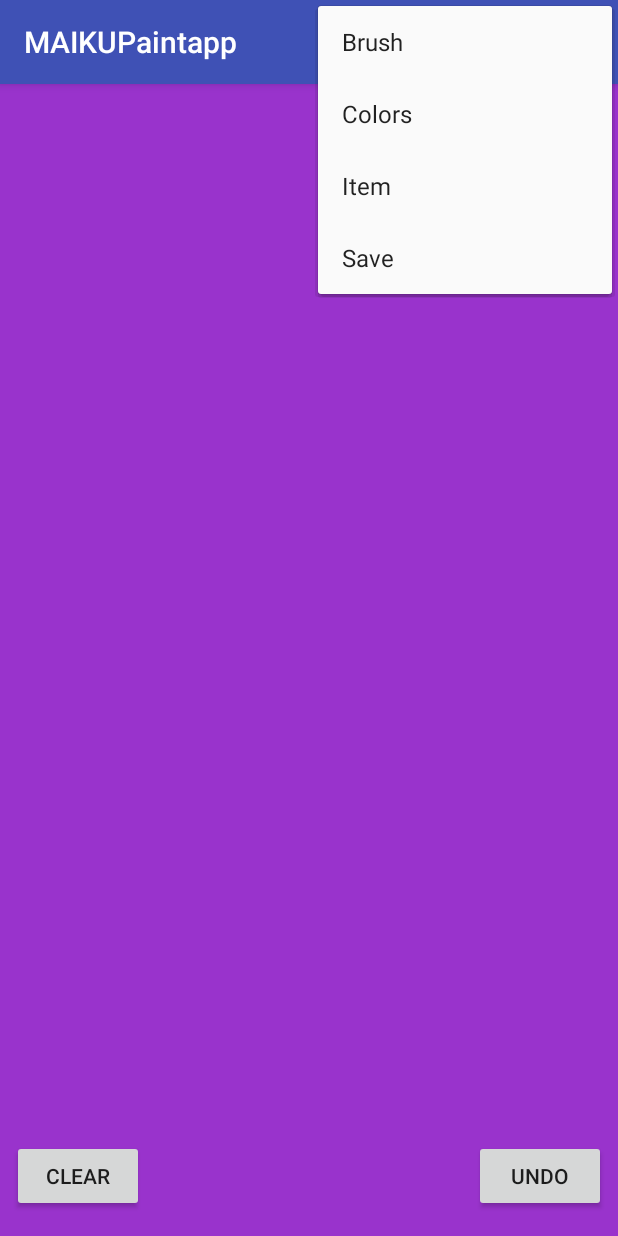
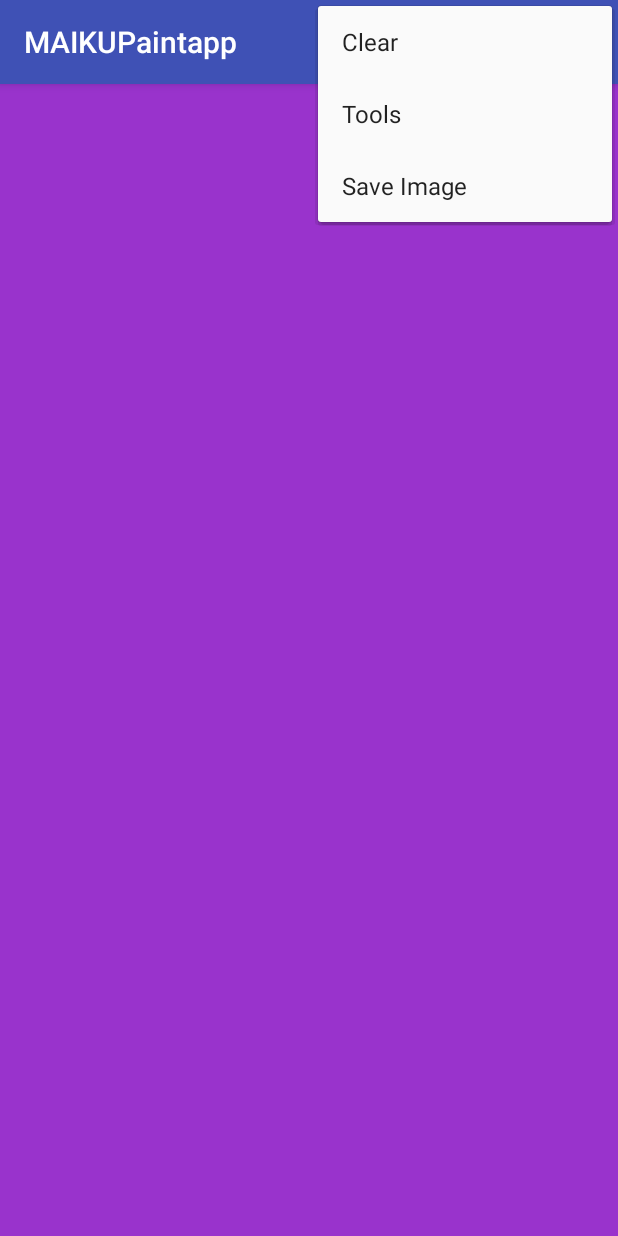
Before and after one commit to ZFlem96/MAIKU-Paint, an Android app: the screen it shows after launch (MainActivity), with the options menu open, on a phone screen of 412 x 824 dp. Run offline under Robolectric (Android 15) with nearby library versions, the phone set to English and light mode, and no system bars.

Commit message:
Moved button functionality to options menu

```diff
--- a/MAIKUPaintapp/app/src/main/java/maiku/maikupaintapp/CanvasView.java
+++ b/MAIKUPaintapp/app/src/main/java/maiku/maikupaintapp/CanvasView.java
@@ -154,7 +154,9 @@ public class CanvasView extends View {
 
 	public void undoDraw(){
 		drawingPath.reset();
-		lines.remove(lines.size() - 1);
+        if(lines.size() != 0){
+            lines.remove(lines.size() - 1);
+        }
 		invalidate();
 	}
 
--- a/MAIKUPaintapp/app/src/main/java/maiku/maikupaintapp/MainActivity.java
+++ b/MAIKUPaintapp/app/src/main/java/maiku/maikupaintapp/MainActivity.java
@@ -50,11 +50,11 @@ public class MainActivity extends AppCompatActivity {
         return true;
     }
 
-    public void clearButtonClick(View view){
-        customCanvas.clearCanvas();
-    }
+//    public void clearButtonClick(View view){
+//        customCanvas.clearCanvas();
+//    }
 
-    public void undoButtonClick(View view) { customCanvas.undoDraw(); }
+//    public void undoButtonClick(View view) { customCanvas.undoDraw(); }
     public void randomColorSwitch(View v){
         customCanvas.colorSwitch(cSwitch);
         cSwitch++;
@@ -63,10 +63,21 @@ public class MainActivity extends AppCompatActivity {
     @Override
     public boolean onOptionsItemSelected(MenuItem item) {
         switch(item.getItemId()){
+            case R.id.clearOption:
+                customCanvas.clearCanvas();
+                return true;
+            case R.id.undoOption:
+                customCanvas.undoDraw();
+                return true;
+            case R.id.toolsOption:
+                //Toggle tools visibility
+                return true;
             case R.id.save:
                 boolean saveSuccessful = customCanvas.saveImage();
-                String success = saveSuccessful ? "Image Saved!" : "Image Save Failed!";
-                Toast.makeText(this, success, Toast.LENGTH_SHORT).show();
+                //String success = saveSuccessful ? "Image Saved!" : "Image Save Failed!";
+                String tsdw = "If saving worked properly, the image would be saved, but it doesn't, so it didn't.";
+                //Toast.makeText(this, success, Toast.LENGTH_SHORT).show();
+                Toast.makeText(this, tsdw, Toast.LENGTH_SHORT).show();
                 return true;
             default:
                 return true;
--- a/MAIKUPaintapp/app/src/main/res/layout/activity_main.xml
+++ b/MAIKUPaintapp/app/src/main/res/layout/activity_main.xml
@@ -13,33 +13,4 @@
         tools:layout_editor_absoluteX="8dp"
         tools:layout_editor_absoluteY="8dp" />
 
-    <Button
-        android:id="@+id/clearButton"
-        android:layout_width="wrap_content"
-        android:layout_height="wrap_content"
-        android:layout_gravity="bottom|left"
-        android:layout_marginBottom="16dp"
-        android:layout_marginEnd="8dp"
-        android:layout_marginLeft="8dp"
-        android:layout_marginRight="8dp"
-        android:layout_marginStart="8dp"
-        android:onClick="clearButtonClick"
-        android:text="Clear"
-        app:layout_constraintBottom_toBottomOf="parent"
-        app:layout_constraintLeft_toLeftOf="parent"
-        app:layout_constraintRight_toRightOf="parent"/>
-
-    <Button
-        android:id="@+id/undoButton"
-        android:layout_width="wrap_content"
-        android:layout_height="wrap_content"
-        android:layout_gravity="bottom|right"
-        android:layout_marginBottom="16dp"
-        android:layout_marginEnd="8dp"
-        android:layout_marginLeft="8dp"
-        android:layout_marginRight="8dp"
-        android:layout_marginStart="8dp"
-        android:onClick="undoButtonClick"
-        android:text="Undo"/>
-
 </FrameLayout>
--- a/MAIKUPaintapp/app/src/main/res/menu/menu.xml
+++ b/MAIKUPaintapp/app/src/main/res/menu/menu.xml
@@ -2,14 +2,16 @@
 <menu xmlns:app="http://schemas.android.com/apk/res-auto"
     xmlns:android="http://schemas.android.com/apk/res/android">
 
-    <item android:title="Brush" />
-    <item
-        android:id="@+id/colorButton"
-        android:title="Colors" />
-    <item android:title="Item" />
+    <item android:id="@+id/clearOption"
+          android:title="Clear" />
+    <item android:id="@+id/undoOption"
+          android:title="Undo"
+          app:showAsAction="ifRoom"/>
+    <item android:id="@+id/toolsOption"
+          android:title="Tools" />
 
 
     <!-- Save Image -->
     <item android:id="@+id/save"
-          android:title="Save"/>
+          android:title="Save Image"/>
 </menu>
```
